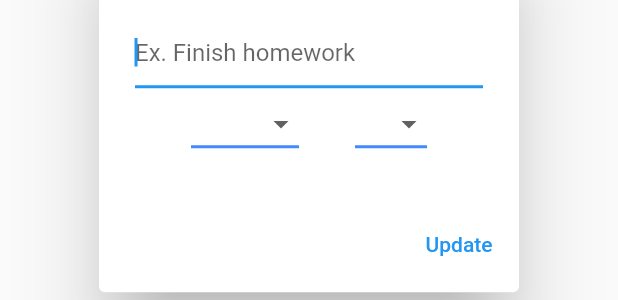
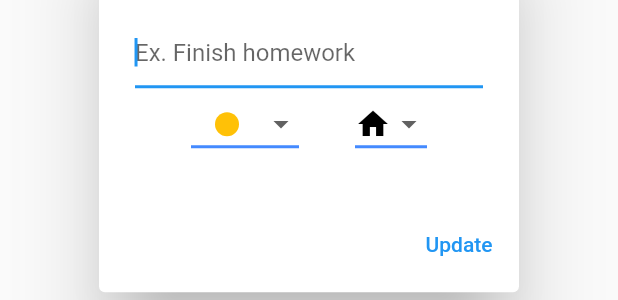
Before and after one commit to superspartak/flutter-todo-app, a Flutter app: the CategoryEditDialog widget shown alone on an empty page, opened directly with empty values, on a phone screen of 412 x 824 dp. Shown: the part 514-814 px from the top of the screen. Run offline on Flutter 3.47's test engine with Material 2 defaults, Android fonts, the phone set to English and light mode, and no system bars; our stand-ins replace shared_preferences; accounts and stored records are empty.

Commit message:
initialize color and icon in edit screen

```diff
--- a/lib/category/category_edit_dialog.dart
+++ b/lib/category/category_edit_dialog.dart
@@ -23,8 +23,8 @@ class _CategoryEditDialogState extends State<CategoryEditDialog> {
   void initState() {
     super.initState();
     categoryNameController.text = widget.category.name;
-    iconValue = widget.category.icon;
-    colorValue = widget.category.color;
+    iconValue = icons[0];
+    colorValue = colors[0];
   }
 
   @override
```
